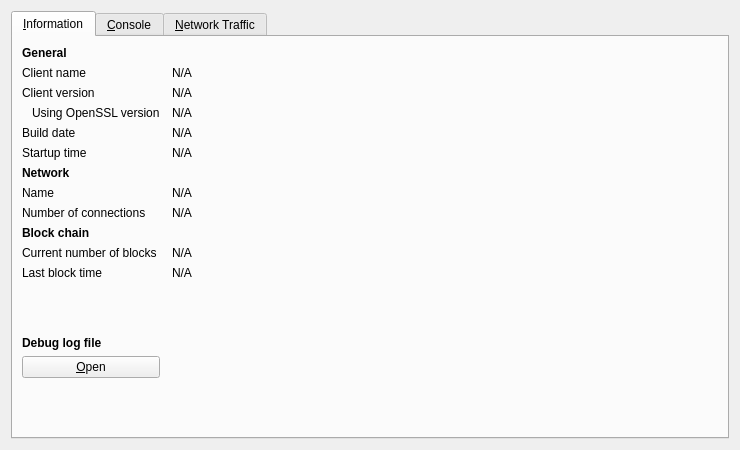
MintcoinCommunity/Mintcoin-Desktop-Wallet, file src/qt/forms/rpcconsole.ui: the form before one commit.
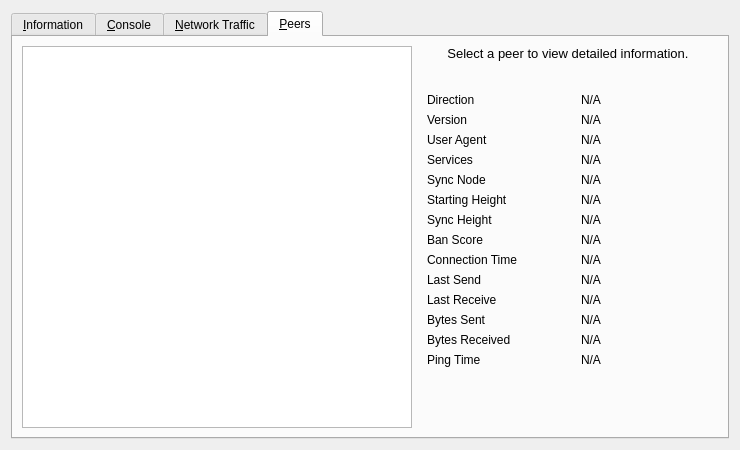
The form after the commit. The open tabs and pages were chosen to show the change. Icons and pictures are not drawn. Custom widgets are drawn as their Qt base class.

```diff
--- a/src/qt/forms/rpcconsole.ui
+++ b/src/qt/forms/rpcconsole.ui
@@ -113,13 +113,39 @@
         </widget>
        </item>
        <item row="4" column="0">
+        <widget class="QLabel" name="label_berkeleyDBVersion">
+         <property name="text">
+          <string>Using BerkeleyDB version</string>
+         </property>
+         <property name="indent">
+          <number>10</number>
+         </property>
+        </widget>
+       </item>
+       <item row="4" column="1">
+        <widget class="QLabel" name="berkeleyDBVersion">
+         <property name="cursor">
+          <cursorShape>IBeamCursor</cursorShape>
+         </property>
+         <property name="text">
+          <string>N/A</string>
+         </property>
+         <property name="textFormat">
+          <enum>Qt::PlainText</enum>
+         </property>
+         <property name="textInteractionFlags">
+          <set>Qt::LinksAccessibleByMouse|Qt::TextSelectableByKeyboard|Qt::TextSelectableByMouse</set>
+         </property>
+        </widget>
+       </item>
+       <item row="5" column="0">
         <widget class="QLabel" name="label_12">
          <property name="text">
           <string>Build date</string>
          </property>
         </widget>
        </item>
-       <item row="4" column="1">
+       <item row="5" column="1">
         <widget class="QLabel" name="buildDate">
          <property name="cursor">
           <cursorShape>IBeamCursor</cursorShape>
@@ -135,14 +161,14 @@
          </property>
         </widget>
        </item>
-       <item row="5" column="0">
+       <item row="6" column="0">
         <widget class="QLabel" name="label_13">
          <property name="text">
           <string>Startup time</string>
          </property>
         </widget>
        </item>
-       <item row="5" column="1">
+       <item row="6" column="1">
         <widget class="QLabel" name="startupTime">
          <property name="cursor">
           <cursorShape>IBeamCursor</cursorShape>
@@ -158,7 +184,7 @@
          </property>
         </widget>
        </item>
-       <item row="6" column="0">
+       <item row="7" column="0">
         <widget class="QLabel" name="label_11">
          <property name="font">
           <font>
@@ -171,14 +197,14 @@
          </property>
         </widget>
        </item>
-       <item row="7" column="0">
+       <item row="8" column="0">
         <widget class="QLabel" name="label_8">
          <property name="text">
           <string>Name</string>
          </property>
         </widget>
        </item>
-       <item row="7" column="1">
+       <item row="8" column="1">
         <widget class="QLabel" name="networkName">
          <property name="cursor">
           <cursorShape>IBeamCursor</cursorShape>
@@ -194,14 +220,14 @@
          </property>
         </widget>
        </item>
-       <item row="8" column="0">
+       <item row="9" column="0">
         <widget class="QLabel" name="label_7">
          <property name="text">
           <string>Number of connections</string>
          </property>
         </widget>
        </item>
-       <item row="8" column="1">
+       <item row="9" column="1">
         <widget class="QLabel" name="numberOfConnections">
          <property name="cursor">
           <cursorShape>IBeamCursor</cursorShape>
@@ -217,7 +243,7 @@
          </property>
         </widget>
        </item>
-       <item row="9" column="0">
+       <item row="10" column="0">
         <widget class="QLabel" name="label_10">
          <property name="font">
           <font>
@@ -230,14 +256,14 @@
          </property>
         </widget>
        </item>
-       <item row="10" column="0">
+       <item row="11" column="0">
         <widget class="QLabel" name="label_3">
          <property name="text">
           <string>Current number of blocks</string>
          </property>
         </widget>
        </item>
-       <item row="10" column="1">
+       <item row="11" column="1">
         <widget class="QLabel" name="numberOfBlocks">
          <property name="cursor">
           <cursorShape>IBeamCursor</cursorShape>
@@ -253,14 +279,14 @@
          </property>
         </widget>
        </item>
-       <item row="11" column="0">
+       <item row="12" column="0">
         <widget class="QLabel" name="label_2">
          <property name="text">
           <string>Last block time</string>
          </property>
         </widget>
        </item>
-       <item row="11" column="1">
+       <item row="12" column="1">
         <widget class="QLabel" name="lastBlockTime">
          <property name="cursor">
           <cursorShape>IBeamCursor</cursorShape>
@@ -276,7 +302,7 @@
          </property>
         </widget>
        </item>
-       <item row="12" column="0">
+       <item row="13" column="0">
         <spacer name="verticalSpacer_2">
          <property name="orientation">
           <enum>Qt::Vertical</enum>
@@ -289,7 +315,7 @@
          </property>
         </spacer>
        </item>
-       <item row="13" column="0">
+       <item row="14" column="0">
         <widget class="QLabel" name="labelDebugLogfile">
          <property name="font">
           <font>
@@ -302,7 +328,7 @@
          </property>
         </widget>
        </item>
-       <item row="14" column="0">
+       <item row="15" column="0">
         <widget class="QPushButton" name="openDebugLogfileButton">
          <property name="toolTip">
           <string>Open the MintCoin debug log file from the current data directory. This can take a few seconds for large log files.</string>
@@ -315,7 +341,7 @@
          </property>
         </widget>
        </item>
-       <item row="15" column="0">
+       <item row="16" column="0">
         <spacer name="verticalSpacer">
          <property name="orientation">
           <enum>Qt::Vertical</enum>
@@ -652,6 +678,409 @@
        </item>
       </layout>
      </widget>
+     <widget class="QWidget" name="tab_peers">
+      <attribute name="title">
+       <string>&amp;Peers</string>
+      </attribute>
+      <layout class="QGridLayout" name="gridLayout_2">
+       <item row="0" column="0" rowspan="2">
+        <widget class="QTableView" name="peerWidget">
+         <property name="horizontalScrollBarPolicy">
+          <enum>Qt::ScrollBarAlwaysOff</enum>
+         </property>
+         <property name="sortingEnabled">
+          <bool>true</bool>
+         </property>
+         <attribute name="horizontalHeaderHighlightSections">
+          <bool>false</bool>
+         </attribute>
+        </widget>
+       </item>
+       <item row="0" column="1">
+        <widget class="QLabel" name="peerHeading">
+         <property name="sizePolicy">
+          <sizepolicy hsizetype="Preferred" vsizetype="Minimum">
+           <horstretch>0</horstretch>
+           <verstretch>0</verstretch>
+          </sizepolicy>
+         </property>
+         <property name="minimumSize">
+          <size>
+           <width>300</width>
+           <height>32</height>
+          </size>
+         </property>
+         <property name="font">
+          <font>
+           <pointsize>10</pointsize>
+          </font>
+         </property>
+         <property name="cursor">
+          <cursorShape>IBeamCursor</cursorShape>
+         </property>
+         <property name="text">
+          <string>Select a peer to view detailed information.</string>
+         </property>
+         <property name="alignment">
+          <set>Qt::AlignHCenter|Qt::AlignTop</set>
+         </property>
+         <property name="wordWrap">
+          <bool>true</bool>
+         </property>
+         <property name="textInteractionFlags">
+          <set>Qt::LinksAccessibleByMouse|Qt::TextSelectableByKeyboard|Qt::TextSelectableByMouse</set>
+         </property>
+        </widget>
+       </item>
+       <item row="1" column="1">
+        <widget class="QWidget" name="detailWidget" native="true">
+         <property name="minimumSize">
+          <size>
+           <width>300</width>
+           <height>0</height>
+          </size>
+         </property>
+         <layout class="QGridLayout" name="gridLayout_3">
+          <item row="0" column="0">
+           <widget class="QLabel" name="label_23">
+            <property name="text">
+             <string>Direction</string>
+            </property>
+           </widget>
+          </item>
+          <item row="0" column="2">
+           <widget class="QLabel" name="peerDirection">
+            <property name="cursor">
+             <cursorShape>IBeamCursor</cursorShape>
+            </property>
+            <property name="text">
+             <string>N/A</string>
+            </property>
+            <property name="textFormat">
+             <enum>Qt::PlainText</enum>
+            </property>
+            <property name="textInteractionFlags">
+             <set>Qt::LinksAccessibleByMouse|Qt::TextSelectableByKeyboard|Qt::TextSelectableByMouse</set>
+            </property>
+           </widget>
+          </item>
+          <item row="1" column="0">
+           <widget class="QLabel" name="label_21">
+            <property name="text">
+             <string>Version</string>
+            </property>
+           </widget>
+          </item>
+          <item row="1" column="2">
+           <widget class="QLabel" name="peerVersion">
+            <property name="cursor">
+             <cursorShape>IBeamCursor</cursorShape>
+            </property>
+            <property name="text">
+             <string>N/A</string>
+            </property>
+            <property name="textFormat">
+             <enum>Qt::PlainText</enum>
+            </property>
+            <property name="textInteractionFlags">
+             <set>Qt::LinksAccessibleByMouse|Qt::TextSelectableByKeyboard|Qt::TextSelectableByMouse</set>
+            </property>
+           </widget>
+          </item>
+          <item row="2" column="0">
+           <widget class="QLabel" name="label_28">
+            <property name="text">
+             <string>User Agent</string>
+            </property>
+           </widget>
+          </item>
+          <item row="2" column="2">
+           <widget class="QLabel" name="peerSubversion">
+            <property name="cursor">
+             <cursorShape>IBeamCursor</cursorShape>
+            </property>
+            <property name="text">
+             <string>N/A</string>
+            </property>
+            <property name="textFormat">
+             <enum>Qt::PlainText</enum>
+            </property>
+            <property name="textInteractionFlags">
+             <set>Qt::LinksAccessibleByMouse|Qt::TextSelectableByKeyboard|Qt::TextSelectableByMouse</set>
+            </property>
+           </widget>
+          </item>
+          <item row="3" column="0">
+           <widget class="QLabel" name="label_4">
+            <property name="text">
+             <string>Services</string>
+            </property>
+           </widget>
+          </item>
+          <item row="3" column="2">
+           <widget class="QLabel" name="peerServices">
+            <property name="cursor">
+             <cursorShape>IBeamCursor</cursorShape>
+            </property>
+            <property name="text">
+             <string>N/A</string>
+            </property>
+            <property name="textFormat">
+             <enum>Qt::PlainText</enum>
+            </property>
+            <property name="textInteractionFlags">
+             <set>Qt::LinksAccessibleByMouse|Qt::TextSelectableByKeyboard|Qt::TextSelectableByMouse</set>
+            </property>
+           </widget>
+          </item>
+          <item row="4" column="0">
+           <widget class="QLabel" name="label_25">
+            <property name="text">
+             <string>Sync Node</string>
+            </property>
+           </widget>
+          </item>
+          <item row="4" column="2">
+           <widget class="QLabel" name="peerSyncNode">
+            <property name="cursor">
+             <cursorShape>IBeamCursor</cursorShape>
+            </property>
+            <property name="text">
+             <string>N/A</string>
+            </property>
+            <property name="textFormat">
+             <enum>Qt::PlainText</enum>
+            </property>
+            <property name="textInteractionFlags">
+             <set>Qt::LinksAccessibleByMouse|Qt::TextSelectableByKeyboard|Qt::TextSelectableByMouse</set>
+            </property>
+           </widget>
+          </item>
+          <item row="5" column="0">
+           <widget class="QLabel" name="label_29">
+            <property name="text">
+             <string>Starting Height</string>
+            </property>
+           </widget>
+          </item>
+          <item row="5" column="2">
+           <widget class="QLabel" name="peerHeight">
+            <property name="cursor">
+             <cursorShape>IBeamCursor</cursorShape>
+            </property>
+            <property name="text">
+             <string>N/A</string>
+            </property>
+            <property name="textFormat">
+             <enum>Qt::PlainText</enum>
+            </property>
+            <property name="textInteractionFlags">
+             <set>Qt::LinksAccessibleByMouse|Qt::TextSelectableByKeyboard|Qt::TextSelectableByMouse</set>
+            </property>
+           </widget>
+          </item>
+          <item row="6" column="0">
+           <widget class="QLabel" name="label_27">
+            <property name="text">
+             <string>Sync Height</string>
+            </property>
+           </widget>
+          </item>
+          <item row="6" column="2">
+           <widget class="QLabel" name="peerSyncHeight">
+            <property name="cursor">
+             <cursorShape>IBeamCursor</cursorShape>
+            </property>
+            <property name="text">
+             <string>N/A</string>
+            </property>
+            <property name="textFormat">
+             <enum>Qt::PlainText</enum>
+            </property>
+            <property name="textInteractionFlags">
+             <set>Qt::LinksAccessibleByMouse|Qt::TextSelectableByKeyboard|Qt::TextSelectableByMouse</set>
+            </property>
+           </widget>
+          </item>
+          <item row="7" column="0">
+           <widget class="QLabel" name="label_24">
+            <property name="text">
+             <string>Ban Score</string>
+            </property>
+           </widget>
+          </item>
+          <item row="7" column="2">
+           <widget class="QLabel" name="peerBanScore">
+            <property name="cursor">
+             <cursorShape>IBeamCursor</cursorShape>
+            </property>
+            <property name="text">
+             <string>N/A</string>
+            </property>
+            <property name="textFormat">
+             <enum>Qt::PlainText</enum>
+            </property>
+            <property name="textInteractionFlags">
+             <set>Qt::LinksAccessibleByMouse|Qt::TextSelectableByKeyboard|Qt::TextSelectableByMouse</set>
+            </property>
+           </widget>
+          </item>
+          <item row="8" column="0">
+           <widget class="QLabel" name="label_22">
+            <property name="text">
+             <string>Connection Time</string>
+            </property>
+           </widget>
+          </item>
+          <item row="8" column="2">
+           <widget class="QLabel" name="peerConnTime">
+            <property name="cursor">
+             <cursorShape>IBeamCursor</cursorShape>
+            </property>
+            <property name="text">
+             <string>N/A</string>
+            </property>
+            <property name="textFormat">
+             <enum>Qt::PlainText</enum>
+            </property>
+            <property name="textInteractionFlags">
+             <set>Qt::LinksAccessibleByMouse|Qt::TextSelectableByKeyboard|Qt::TextSelectableByMouse</set>
+            </property>
+           </widget>
+          </item>
+          <item row="9" column="0">
+           <widget class="QLabel" name="label_15">
+            <property name="text">
+             <string>Last Send</string>
+            </property>
+           </widget>
+          </item>
+          <item row="9" column="2">
+           <widget class="QLabel" name="peerLastSend">
+            <property name="cursor">
+             <cursorShape>IBeamCursor</cursorShape>
+            </property>
+            <property name="text">
+             <string>N/A</string>
+            </property>
+            <property name="textFormat">
+             <enum>Qt::PlainText</enum>
+            </property>
+            <property name="textInteractionFlags">
+             <set>Qt::LinksAccessibleByMouse|Qt::TextSelectableByKeyboard|Qt::TextSelectableByMouse</set>
+            </property>
+           </widget>
+          </item>
+          <item row="10" column="0">
+           <widget class="QLabel" name="label_19">
+            <property name="text">
+             <string>Last Receive</string>
+            </property>
+           </widget>
+          </item>
+          <item row="10" column="2">
+           <widget class="QLabel" name="peerLastRecv">
+            <property name="cursor">
+             <cursorShape>IBeamCursor</cursorShape>
+            </property>
+            <property name="text">
+             <string>N/A</string>
+            </property>
+            <property name="textFormat">
+             <enum>Qt::PlainText</enum>
+            </property>
+            <property name="textInteractionFlags">
+             <set>Qt::LinksAccessibleByMouse|Qt::TextSelectableByKeyboard|Qt::TextSelectableByMouse</set>
+            </property>
+           </widget>
+          </item>
+          <item row="11" column="0">
+           <widget class="QLabel" name="label_18">
+            <property name="text">
+             <string>Bytes Sent</string>
+            </property>
+           </widget>
+          </item>
+          <item row="11" column="2">
+           <widget class="QLabel" name="peerBytesSent">
+            <property name="cursor">
+             <cursorShape>IBeamCursor</cursorShape>
+            </property>
+            <property name="text">
+             <string>N/A</string>
+            </property>
+            <property name="textFormat">
+             <enum>Qt::PlainText</enum>
+            </property>
+            <property name="textInteractionFlags">
+             <set>Qt::LinksAccessibleByMouse|Qt::TextSelectableByKeyboard|Qt::TextSelectableByMouse</set>
+            </property>
+           </widget>
+          </item>
+          <item row="12" column="0">
+           <widget class="QLabel" name="label_20">
+            <property name="text">
+             <string>Bytes Received</string>
+            </property>
+           </widget>
+          </item>
+          <item row="12" column="2">
+           <widget class="QLabel" name="peerBytesRecv">
+            <property name="cursor">
+             <cursorShape>IBeamCursor</cursorShape>
+            </property>
+            <property name="text">
+             <string>N/A</string>
+            </property>
+            <property name="textFormat">
+             <enum>Qt::PlainText</enum>
+            </property>
+            <property name="textInteractionFlags">
+             <set>Qt::LinksAccessibleByMouse|Qt::TextSelectableByKeyboard|Qt::TextSelectableByMouse</set>
+            </property>
+           </widget>
+          </item>
+          <item row="13" column="0">
+           <widget class="QLabel" name="label_26">
+            <property name="text">
+             <string>Ping Time</string>
+            </property>
+           </widget>
+          </item>
+          <item row="13" column="2">
+           <widget class="QLabel" name="peerPingTime">
+            <property name="cursor">
+             <cursorShape>IBeamCursor</cursorShape>
+            </property>
+            <property name="text">
+             <string>N/A</string>
+            </property>
+            <property name="textFormat">
+             <enum>Qt::PlainText</enum>
+            </property>
+            <property name="textInteractionFlags">
+             <set>Qt::LinksAccessibleByMouse|Qt::TextSelectableByKeyboard|Qt::TextSelectableByMouse</set>
+            </property>
+           </widget>
+          </item>
+          <item row="14" column="1">
+           <spacer name="verticalSpacer_3">
+            <property name="orientation">
+             <enum>Qt::Vertical</enum>
+            </property>
+            <property name="sizeHint" stdset="0">
+             <size>
+              <width>20</width>
+              <height>40</height>
+             </size>
+            </property>
+           </spacer>
+          </item>
+         </layout>
+        </widget>
+       </item>
+      </layout>
+     </widget>
     </widget>
    </item>
   </layout>
```
Left out of the diff: 9 changed lines with no effect on the pictures.
